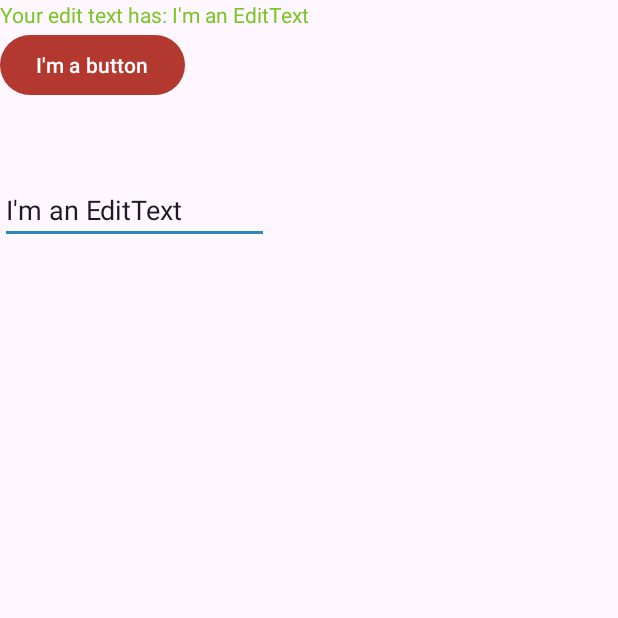
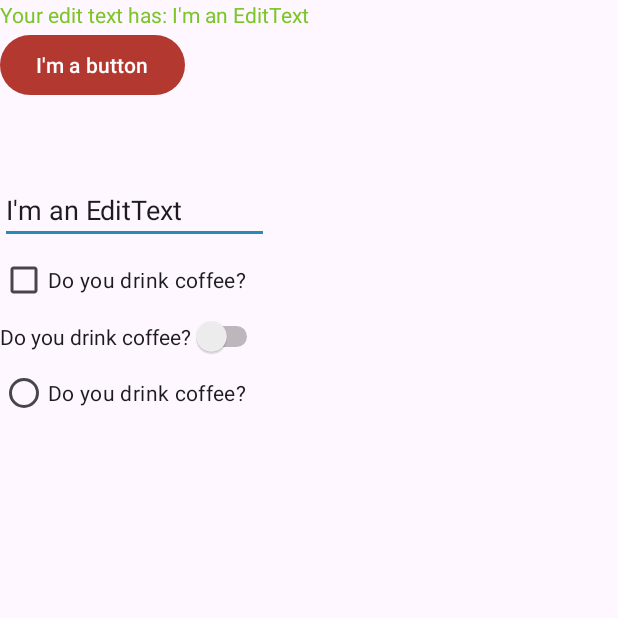
Before and after one commit to HanShuHan/Android-APP-Trivia-Question, an Android app: the screen it shows after launch (MainActivity), after a tap on an icon or button, on a phone screen of 412 x 824 dp, the top half of it. Run offline under Robolectric (Android 15) with nearby library versions, the phone set to English and light mode, and no system bars.

Commit message:
8th Commit: 1. Added compound buttons
Signed-off-by: Shu Han Han <han00135@algonquinlive.com>

```diff
--- a/app/src/main/java/algonquin/cst2335/han00135/data/MainViewModel.java
+++ b/app/src/main/java/algonquin/cst2335/han00135/data/MainViewModel.java
@@ -5,4 +5,5 @@ import androidx.lifecycle.ViewModel;
 
 public class MainViewModel extends ViewModel {
     public MutableLiveData<String> editStr = new MutableLiveData<>();
+    public MutableLiveData<Boolean> isChecked = new MutableLiveData<>();
 }
--- a/app/src/main/java/algonquin/cst2335/han00135/ui/MainActivity.java
+++ b/app/src/main/java/algonquin/cst2335/han00135/ui/MainActivity.java
@@ -2,8 +2,12 @@ package algonquin.cst2335.han00135.ui;
 
 import android.os.Bundle;
 import android.widget.Button;
+import android.widget.CheckBox;
 import android.widget.EditText;
+import android.widget.RadioButton;
+import android.widget.Switch;
 import android.widget.TextView;
+import android.widget.Toast;
 
 import androidx.appcompat.app.AppCompatActivity;
 import androidx.lifecycle.ViewModelProvider;
@@ -22,13 +26,16 @@ public class MainActivity extends AppCompatActivity {
 
         // View Binding
         mainBinding = ActivityMainBinding.inflate(getLayoutInflater());
+        // Sets ContentView
+        setContentView(mainBinding.getRoot());
+
         // View Objects
         final TextView myTextView = mainBinding.myTextView;
         final Button myButton = mainBinding.myButton;
         final EditText myEditText = mainBinding.myEditText;
-        // Sets ContentView
-        setContentView(mainBinding.getRoot());
-
+        final CheckBox myCheckBox = mainBinding.myCheckBox;
+        final Switch mySwitch = mainBinding.mySwitch;
+        final RadioButton myRadioBtn = mainBinding.myRadioBtn;
         // Gets View Model
         mainModel = new ViewModelProvider(this).get(MainViewModel.class);
 
@@ -41,5 +48,17 @@ public class MainActivity extends AppCompatActivity {
         });
         // When the data editStr is changed...
         mainModel.editStr.observe(this, s -> myTextView.setText("Your edit text has: " + s));
+
+        // Lab 2-5: Compound Buttons
+        myCheckBox.setOnCheckedChangeListener((buttonView, isChecked) -> mainModel.isChecked.postValue(isChecked));
+        mySwitch.setOnCheckedChangeListener((buttonView, isChecked) -> mainModel.isChecked.postValue(isChecked));
+        myRadioBtn.setOnCheckedChangeListener((buttonView, isChecked) -> mainModel.isChecked.postValue(isChecked));
+        // ViewModel isChecked observer
+        mainModel.isChecked.observe(this, isChecked -> {
+            myCheckBox.setChecked(isChecked);
+            mySwitch.setChecked(isChecked);
+            myRadioBtn.setChecked(isChecked);
+            Toast.makeText(getApplicationContext(), "The value is now: " + isChecked, Toast.LENGTH_SHORT).show();
+        });
     }
 }
--- a/app/src/main/res/layout/activity_main.xml
+++ b/app/src/main/res/layout/activity_main.xml
@@ -26,5 +26,23 @@
         android:hint="@string/hintText"
         android:text="@string/editMessage" />
 
+    <CheckBox
+        android:id="@+id/myCheckBox"
+        android:layout_width="wrap_content"
+        android:layout_height="wrap_content"
+        android:text="@string/question" />
+
+    <Switch
+        android:id="@+id/mySwitch"
+        android:layout_width="wrap_content"
+        android:layout_height="wrap_content"
+        android:text="@string/question" />
+
+    <RadioButton
+        android:id="@+id/myRadioBtn"
+        android:layout_width="wrap_content"
+        android:layout_height="wrap_content"
+        android:text="@string/question" />
+
 
 </LinearLayout>
--- a/app/src/main/res/values/strings.xml
+++ b/app/src/main/res/values/strings.xml
@@ -4,4 +4,5 @@
     <string name="button_message">I\'m a button</string>
     <string name="editMessage">I\'m an EditText</string>
     <string name="hintText">Write something here</string>
+    <string name="question">Do you drink coffee?</string>
 </resources>
```
